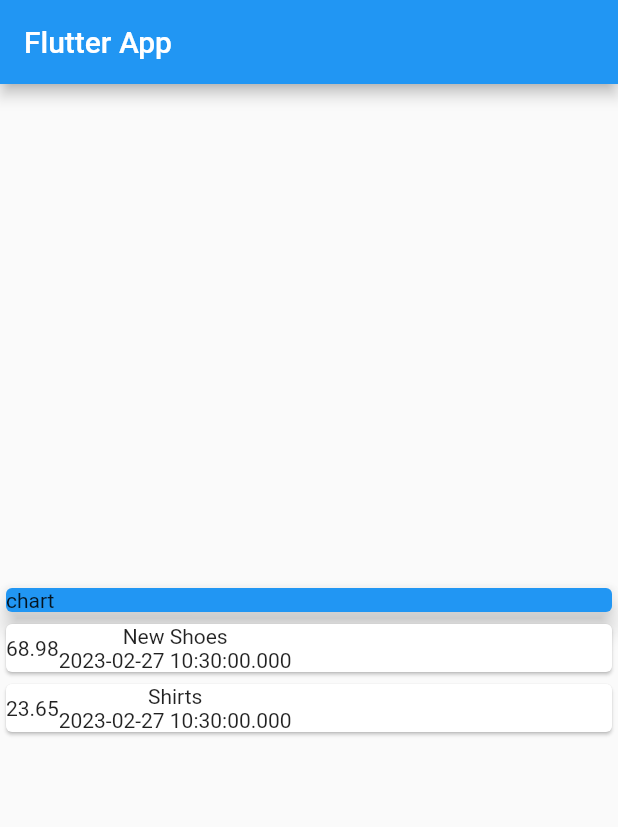
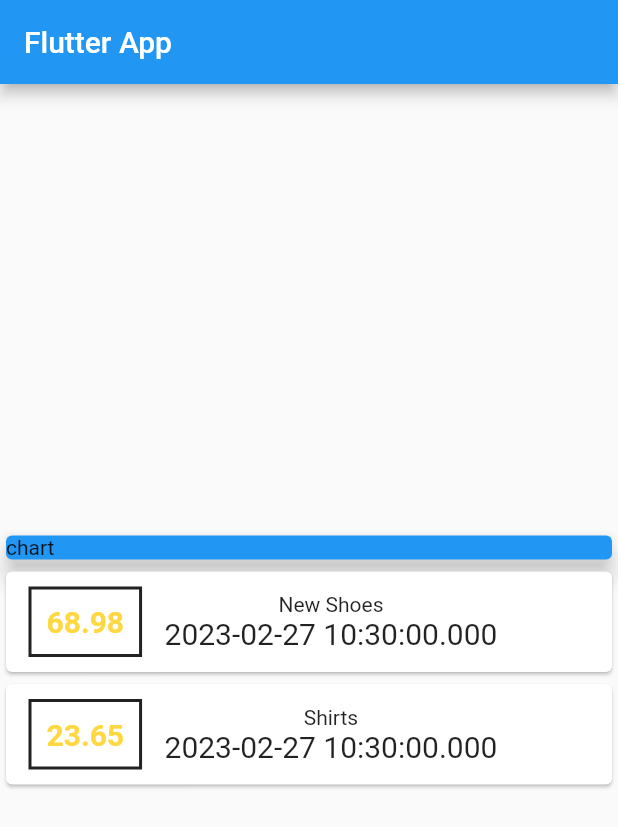
Before and after one commit to thanis04/daily_expenses, a Flutter app: the screen it shows after launch, on a phone screen of 412 x 824 dp. Shown: the top 827 px of the screen. Run offline on Flutter 3.47's test engine with Material 2 defaults, Android fonts, the light colour scheme and no system bars; our stand-ins replace device_preview.

Commit message:
container added

```diff
--- a/lib/main.dart
+++ b/lib/main.dart
@@ -58,8 +58,24 @@ class MyHomePage extends StatelessWidget {
                 child: Row(
                   children: <Widget>[
                     Container(
+                      margin: EdgeInsets.symmetric(
+                        vertical: 10,
+                        horizontal: 15,
+                      ),
+                      decoration: BoxDecoration(
+                        border: Border.all(
+                          color: Colors.black87,
+                          width: 2,
+                        ),
+                      ),
+                      padding: EdgeInsets.all(10),
                       child: Text(
                         tx.amount.toString(),
+                        style: TextStyle(
+                          color: Colors.amberAccent,
+                          fontSize: 20,
+                          fontWeight: FontWeight.bold,
+                        ),
                       ),
                     ),
                     Column(
@@ -67,6 +83,9 @@ class MyHomePage extends StatelessWidget {
                         Text(tx.title),
                         Text(
                           tx.date.toString(),
+                          style: TextStyle(
+                            fontSize: 20,
+                          ),
                         ),
                       ],
                     ),
```
